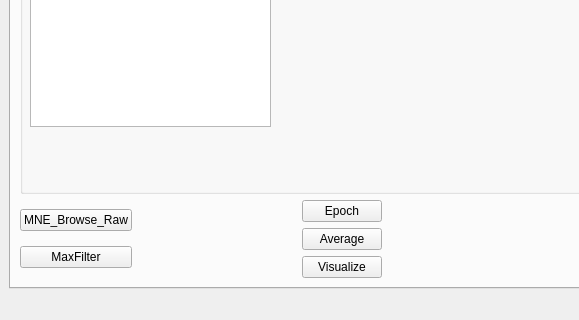
Old version of the form hoksotin/ui/qt4Designer/UIehdotus10.ui in the repository cibr-jyu/meggie; both pictures show x 0 to 579 and y 381 to 701 of the 892 by 701 pixel window.
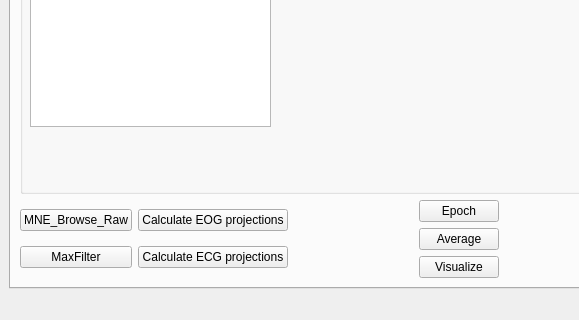
New version of the form.

Commit message: Lisää pääikkunan siistintää

Patch:
```diff
--- a/hoksotin/ui/qt4Designer/UIehdotus10.ui
+++ b/hoksotin/ui/qt4Designer/UIehdotus10.ui
@@ -336,6 +336,24 @@
                 </item>
                </layout>
               </item>
+              <item>
+               <layout class="QVBoxLayout" name="verticalLayout_5">
+                <item>
+                 <widget class="QPushButton" name="pushButtonEOG">
+                  <property name="text">
+                   <string>Calculate EOG projections</string>
+                  </property>
+                 </widget>
+                </item>
+                <item>
+                 <widget class="QPushButton" name="pushButtonECG">
+                  <property name="text">
+                   <string>Calculate ECG projections</string>
+                  </property>
+                 </widget>
+                </item>
+               </layout>
+              </item>
               <item>
                <spacer name="horizontalSpacer">
                 <property name="orientation">
```
The commit also changes 1 other file.
